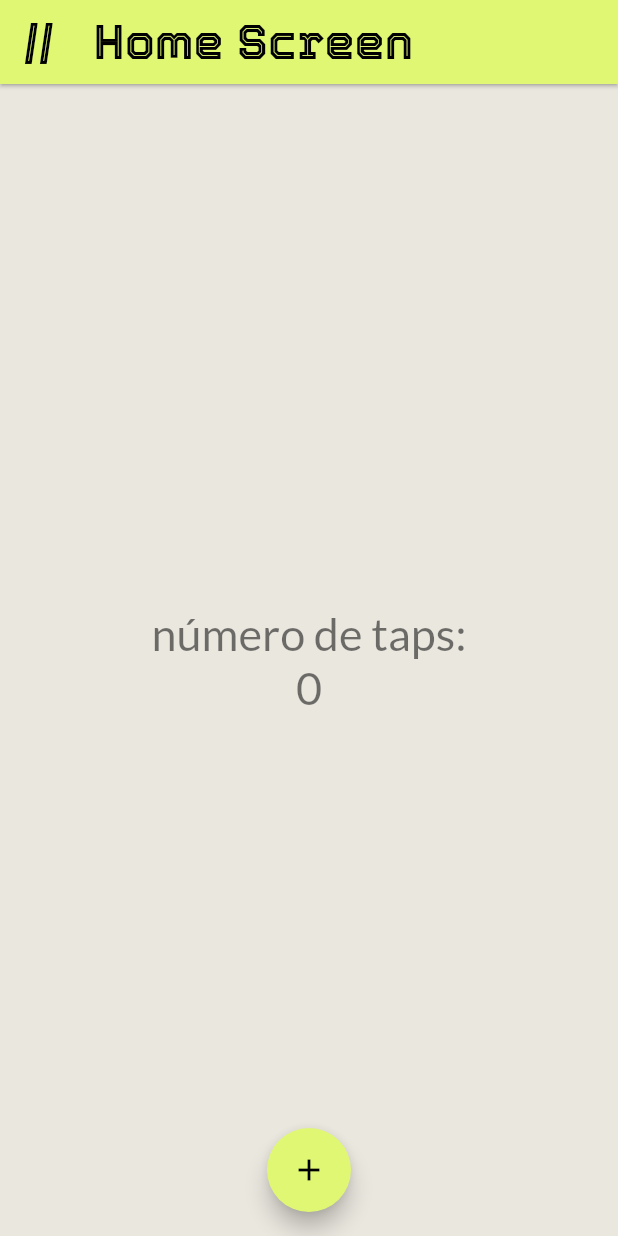
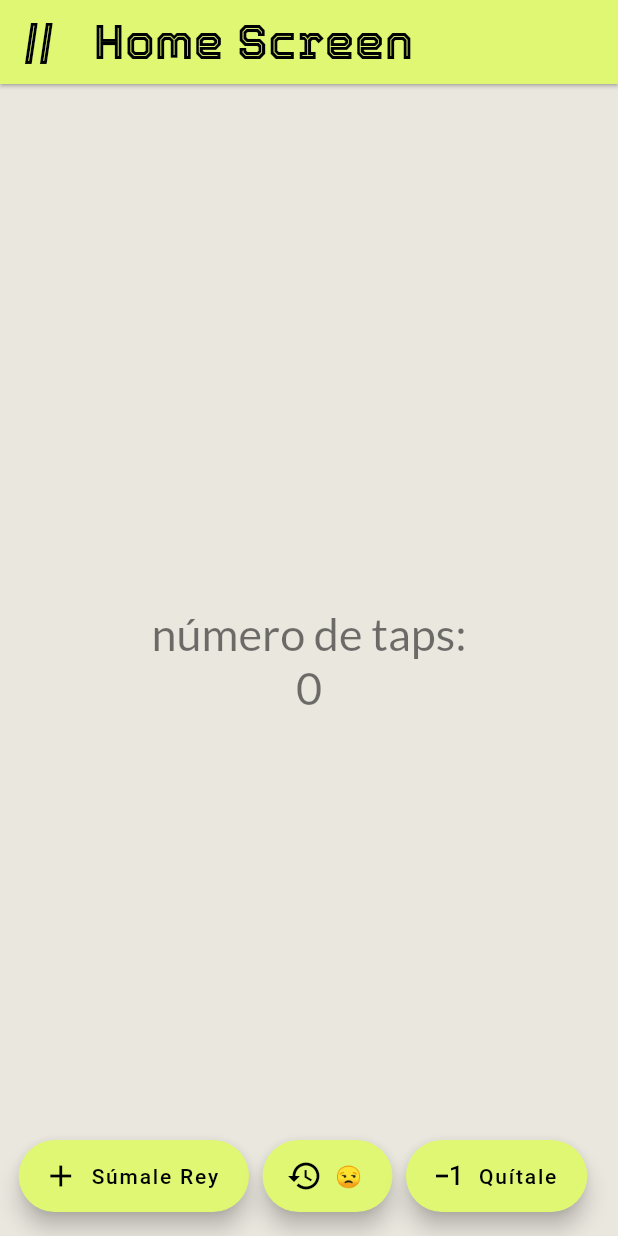
Before and after one commit to heric-hh/CounterApp, a Flutter app: the screen it shows after launch, on a phone screen of 412 x 824 dp. Run offline on Flutter 3.47's test engine with Material 2 defaults, Android fonts, the phone set to English and light mode, and no system bars.

Commit message:
Añadiendo funciones nuevas

```diff
--- a/lib/main.dart
+++ b/lib/main.dart
@@ -1,4 +1,4 @@
-import 'package:counter_app5a/screens/home_screen.dart';
+import 'package:counter_app5a/screens/counter_screen.dart';
 import 'package:flutter/material.dart';
 
 void main() {
@@ -12,7 +12,7 @@
   Widget build(BuildContext context) {
     return const MaterialApp(
       debugShowCheckedModeBanner: false,
-      home: HomeScreen(),
+      home: CounterScreen(),
     );
   }
 }
--- /dev/null
+++ b/lib/screens/counter_screen.dart
@@ -0,0 +1,93 @@
+import 'package:flutter/material.dart';
+
+class CounterScreen extends StatefulWidget {
+  const CounterScreen({super.key});
+
+  @override
+  State<CounterScreen> createState() => _CounterScreenState();
+}
+
+class _CounterScreenState extends State<CounterScreen> {
+  int contador = 0;
+  final TextStyle estiloTexto =
+      const TextStyle(fontSize: 30, color: Colors.black54, fontFamily: 'Lato');
+
+  @override
+  Widget build(BuildContext context) {
+    return Scaffold(
+      appBar: AppBar(
+        backgroundColor: const Color.fromRGBO(224, 247, 116, 1),
+        title: const Text(
+          '//   Home Screen',
+          style: TextStyle(
+              color: Colors.black,
+              fontFamily: 'Tourney',
+              fontWeight: FontWeight.bold,
+              fontSize: 32),
+        ),
+        elevation: 1,
+      ),
+      backgroundColor: const Color.fromRGBO(234, 231, 223, 1),
+      body: Center(
+        child: Column(
+          mainAxisAlignment: MainAxisAlignment.center,
+          children: [
+            Text(
+              'número de taps:',
+              style: estiloTexto,
+            ),
+            Text(
+              '$contador',
+              style: estiloTexto,
+            ),
+          ],
+        ),
+      ),
+      floatingActionButton: Row(
+        mainAxisAlignment: MainAxisAlignment.spaceAround,
+        children: [
+          const SizedBox(
+            width: 15,
+          ),
+          FloatingActionButton.extended(
+            onPressed: () => setState(() {
+              contador++;
+            }),
+            label: const Text('Súmale Rey'),
+            icon: const Icon(Icons.add),
+            foregroundColor: Colors.black,
+            backgroundColor: const Color.fromRGBO(224, 247, 116, 1),
+          ),
+          FloatingActionButton.extended(
+            onPressed: () => setState(() {
+              contador = 0;
+            }),
+            label: const Text('😒'),
+            icon: const Icon(Icons.restore),
+            foregroundColor: Colors.black,
+            backgroundColor: const Color.fromRGBO(224, 247, 116, 1),
+          ),
+          FloatingActionButton.extended(
+            onPressed: () => setState(() {
+              contador--;
+            }),
+            label: const Text('Quítale'),
+            icon: const Icon(Icons.exposure_minus_1),
+            foregroundColor: Colors.black,
+            backgroundColor: const Color.fromRGBO(224, 247, 116, 1),
+          ),
+        ],
+      ),
+      /*floatingActionButton: FloatingActionButton(
+        foregroundColor: Colors.black,
+        backgroundColor: const Color.fromRGBO(224, 247, 116, 1),
+        child: const Icon(Icons.add),
+        onPressed: () {
+          contador++;
+          print('Presionaste el boton');
+          print(contador);
+        },
+      ),*/
+    );
+  }
+}
```
